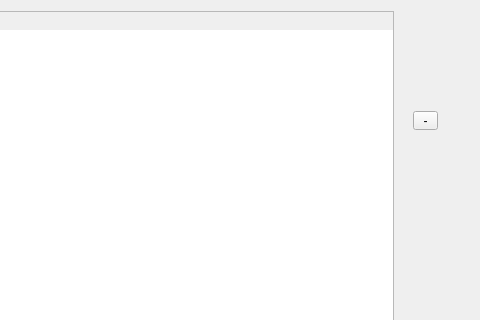
Capstone-RFID/Code, file ui/Etek_main_window_v2.ui: the form before one commit; both pictures show x 647 to 1127 and y 469 to 789 of the 1127 by 885 pixel window.
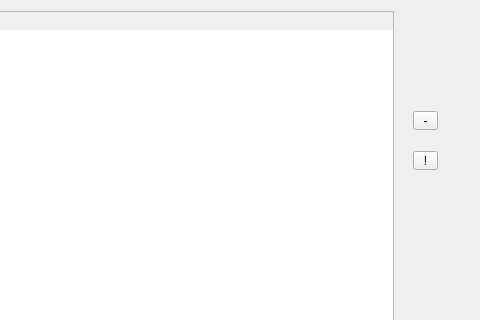
The form after the commit.

Commit message: Damage Button

What changed in the file:
```diff
--- a/ui/Etek_main_window_v2.ui
+++ b/ui/Etek_main_window_v2.ui
@@ -255,6 +255,22 @@
     <string>-</string>
    </property>
   </widget>
+  <widget class="QToolButton" name="Mark_Button">
+   <property name="geometry">
+    <rect>
+     <x>1060</x>
+     <y>620</y>
+     <width>25</width>
+     <height>19</height>
+    </rect>
+   </property>
+   <property name="focusPolicy">
+    <enum>Qt::ClickFocus</enum>
+   </property>
+   <property name="text">
+    <string>!</string>
+   </property>
+  </widget>
  </widget>
  <tabstops>
   <tabstop>Employee_ID_Input</tabstop>
```
Left out of the diff: 6 changed lines with no effect on the pictures. The commit also changes 2 other files.
